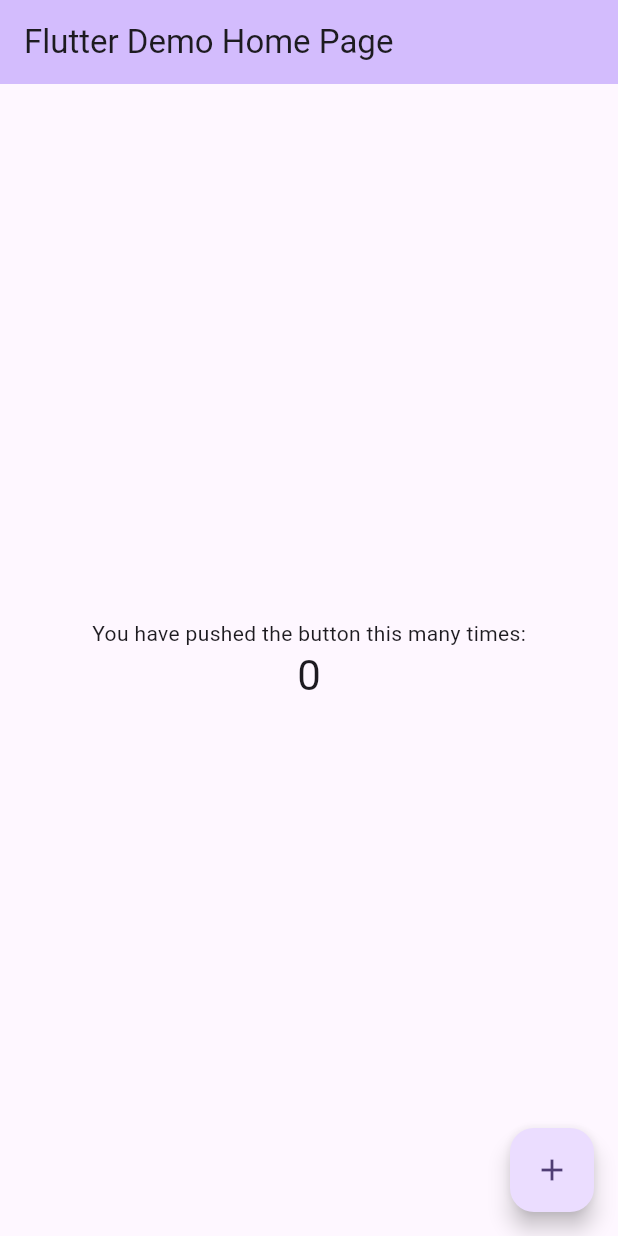
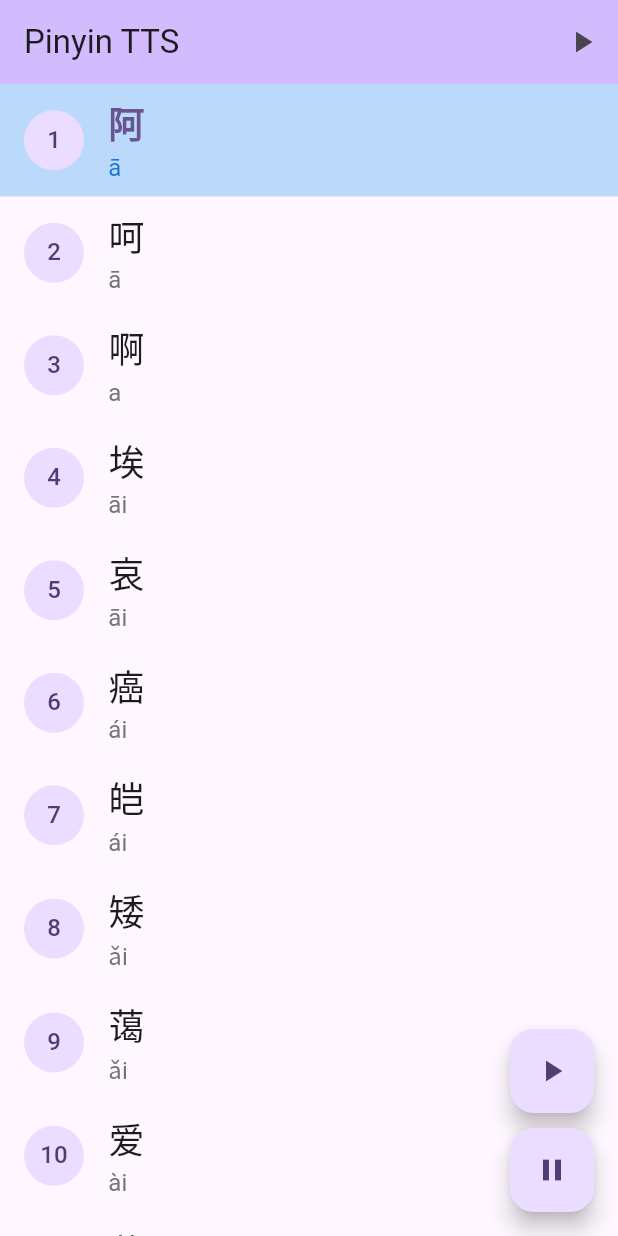
Before and after one commit to suikan4github/pinyin_tts, a Flutter app: the screen it shows after launch, on a phone screen of 412 x 824 dp. Run offline on Flutter 3.47's test engine with Material 3 defaults, Android fonts, the phone set to English and light mode, and no system bars; our stand-ins replace flutter_tts.

Commit message:
First version of list control.

```diff
--- a/lib/main.dart
+++ b/lib/main.dart
@@ -1,4 +1,6 @@
 import 'package:flutter/material.dart';
+import 'package:flutter_tts/flutter_tts.dart';
+import 'generate_source_hanzi_list.dart';
 
 void main() {
   runApp(const MyApp());
@@ -7,30 +9,14 @@
 class MyApp extends StatelessWidget {
   const MyApp({super.key});
 
-  // This widget is the root of your application.
   @override
   Widget build(BuildContext context) {
     return MaterialApp(
-      title: 'Flutter Demo',
+      title: 'Pinyin TTS',
       theme: ThemeData(
-        // This is the theme of your application.
-        //
-        // TRY THIS: Try running your application with "flutter run". You'll see
-        // the application has a purple toolbar. Then, without quitting the app,
-        // try changing the seedColor in the colorScheme below to Colors.green
-        // and then invoke "hot reload" (save your changes or press the "hot
-        // reload" button in a Flutter-supported IDE, or press "r" if you used
-        // the command line to start the app).
-        //
-        // Notice that the counter didn't reset back to zero; the application
-        // state is not lost during the reload. To reset the state, use hot
-        // restart instead.
-        //
-        // This works for code too, not just values: Most code changes can be
-        // tested with just a hot reload.
         colorScheme: ColorScheme.fromSeed(seedColor: Colors.deepPurple),
       ),
-      home: const MyHomePage(title: 'Flutter Demo Home Page'),
+      home: const MyHomePage(title: 'Pinyin TTS'),
     );
   }
 }
@@ -38,85 +24,178 @@
 class MyHomePage extends StatefulWidget {
   const MyHomePage({super.key, required this.title});
 
-  // This widget is the home page of your application. It is stateful, meaning
-  // that it has a State object (defined below) that contains fields that affect
-  // how it looks.
-
-  // This class is the configuration for the state. It holds the values (in this
-  // case the title) provided by the parent (in this case the App widget) and
-  // used by the build method of the State. Fields in a Widget subclass are
-  // always marked "final".
-
   final String title;
 
   @override
   State<MyHomePage> createState() => _MyHomePageState();
 }
 
+class HanziItem {
+  final String simplified;
+  final String pinyinWithTone;
+
+  HanziItem({required this.simplified, required this.pinyinWithTone});
+}
+
 class _MyHomePageState extends State<MyHomePage> {
-  int _counter = 0;
+  late FlutterTts flutterTts;
+  List<HanziItem> hanziList = [];
+  int currentIndex = 0;
+  bool isPlaying = false;
+  bool isPaused = false;
 
-  void _incrementCounter() {
+  @override
+  void initState() {
+    super.initState();
+    initTts();
+    loadHanziList();
+  }
+
+  initTts() {
+    flutterTts = FlutterTts();
+    flutterTts.setLanguage("zh-CN");
+    flutterTts.setSpeechRate(0.5);
+    flutterTts.setVolume(1.0);
+    flutterTts.setPitch(1.0);
+
+    flutterTts.setCompletionHandler(() {
+      if (isPlaying && !isPaused) {
+        Future.delayed(const Duration(seconds: 1), () {
+          if (isPlaying && !isPaused) {
+            moveToNext();
+          }
+        });
+      }
+    });
+  }
+
+  loadHanziList() {
+    final sourceList = generateSourceHanziList();
+    hanziList = sourceList
+        .map(
+          (hanzi) => HanziItem(
+            simplified: hanzi.simplified,
+            pinyinWithTone: hanzi.pinyinWithTone,
+          ),
+        )
+        .toList();
+    setState(() {});
+  }
+
+  Future<void> speak(String text) async {
+    await flutterTts.speak(text);
+  }
+
+  void startPlaying() {
     setState(() {
-      // This call to setState tells the Flutter framework that something has
-      // changed in this State, which causes it to rerun the build method below
-      // so that the display can reflect the updated values. If we changed
-      // _counter without calling setState(), then the build method would not be
-      // called again, and so nothing would appear to happen.
-      _counter++;
+      isPlaying = true;
+      isPaused = false;
     });
+    if (hanziList.isNotEmpty) {
+      speak(hanziList[currentIndex].simplified);
+    }
+  }
+
+  void pausePlaying() {
+    setState(() {
+      isPaused = true;
+    });
+    flutterTts.stop();
+  }
+
+  void moveToNext() {
+    if (currentIndex < hanziList.length - 1) {
+      setState(() {
+        currentIndex++;
+      });
+      if (isPlaying && !isPaused) {
+        speak(hanziList[currentIndex].simplified);
+      }
+    } else {
+      // 最後に到達したら停止
+      setState(() {
+        isPlaying = false;
+        isPaused = false;
+      });
+    }
+  }
+
+  void onItemTapped(int index) {
+    setState(() {
+      currentIndex = index;
+    });
+    speak(hanziList[index].simplified);
+  }
+
+  @override
+  void dispose() {
+    flutterTts.stop();
+    super.dispose();
   }
 
   @override
   Widget build(BuildContext context) {
-    // This method is rerun every time setState is called, for instance as done
-    // by the _incrementCounter method above.
-    //
-    // The Flutter framework has been optimized to make rerunning build methods
-    // fast, so that you can just rebuild anything that needs updating rather
-    // than having to individually change instances of widgets.
     return Scaffold(
       appBar: AppBar(
-        // TRY THIS: Try changing the color here to a specific color (to
-        // Colors.amber, perhaps?) and trigger a hot reload to see the AppBar
-        // change color while the other colors stay the same.
         backgroundColor: Theme.of(context).colorScheme.inversePrimary,
-        // Here we take the value from the MyHomePage object that was created by
-        // the App.build method, and use it to set our appbar title.
         title: Text(widget.title),
+        actions: [
+          IconButton(
+            onPressed: isPlaying && !isPaused ? pausePlaying : startPlaying,
+            icon: Icon(isPlaying && !isPaused ? Icons.pause : Icons.play_arrow),
+          ),
+        ],
       ),
-      body: Center(
-        // Center is a layout widget. It takes a single child and positions it
-        // in the middle of the parent.
-        child: Column(
-          // Column is also a layout widget. It takes a list of children and
-          // arranges them vertically. By default, it sizes itself to fit its
-          // children horizontally, and tries to be as tall as its parent.
-          //
-          // Column has various properties to control how it sizes itself and
-          // how it positions its children. Here we use mainAxisAlignment to
-          // center the children vertically; the main axis here is the vertical
-          // axis because Columns are vertical (the cross axis would be
-          // horizontal).
-          //
-          // TRY THIS: Invoke "debug painting" (choose the "Toggle Debug Paint"
-          // action in the IDE, or press "p" in the console), to see the
-          // wireframe for each widget.
-          mainAxisAlignment: MainAxisAlignment.center,
-          children: <Widget>[
-            const Text('You have pushed the button this many times:'),
-            Text(
-              '$_counter',
-              style: Theme.of(context).textTheme.headlineMedium,
+      body: hanziList.isEmpty
+          ? const Center(child: CircularProgressIndicator())
+          : ListView.builder(
+              itemCount: hanziList.length,
+              itemBuilder: (context, index) {
+                final item = hanziList[index];
+                final isSelected = index == currentIndex;
+
+                return ListTile(
+                  selected: isSelected,
+                  selectedTileColor: Colors.blue.withOpacity(0.3),
+                  leading: CircleAvatar(child: Text('${index + 1}')),
+                  title: Text(
+                    item.simplified,
+                    style: TextStyle(
+                      fontSize: 24,
+                      fontWeight: isSelected
+                          ? FontWeight.bold
+                          : FontWeight.normal,
+                    ),
+                  ),
+                  subtitle: Text(
+                    item.pinyinWithTone,
+                    style: TextStyle(
+                      fontSize: 16,
+                      color: isSelected ? Colors.blue[700] : Colors.grey[600],
+                    ),
+                  ),
+                  onTap: () => onItemTapped(index),
+                );
+              },
             ),
-          ],
-        ),
+      floatingActionButton: Column(
+        mainAxisAlignment: MainAxisAlignment.end,
+        children: [
+          FloatingActionButton(
+            heroTag: "start",
+            onPressed: startPlaying,
+            tooltip: 'Start',
+            child: const Icon(Icons.play_arrow),
+          ),
+          const SizedBox(height: 10),
+          FloatingActionButton(
+            heroTag: "pause",
+            onPressed: pausePlaying,
+            tooltip: 'Pause',
+            child: const Icon(Icons.pause),
+          ),
+        ],
       ),
-      floatingActionButton: FloatingActionButton(
-        onPressed: _incrementCounter,
-        tooltip: 'Increment',
-        child: const Icon(Icons.add),
-      ), // This trailing comma makes auto-formatting nicer for build methods.
     );
   }
 }
--- a/pubspec.yaml
+++ b/pubspec.yaml
@@ -34,6 +34,7 @@ dependencies:
   # The following adds the Cupertino Icons font to your application.
   # Use with the CupertinoIcons class for iOS style icons.
   cupertino_icons: ^1.0.8
+  flutter_tts: ^4.2.3
 
 dev_dependencies:
   flutter_test:
```
Also changed, not shown: 1 other file.
